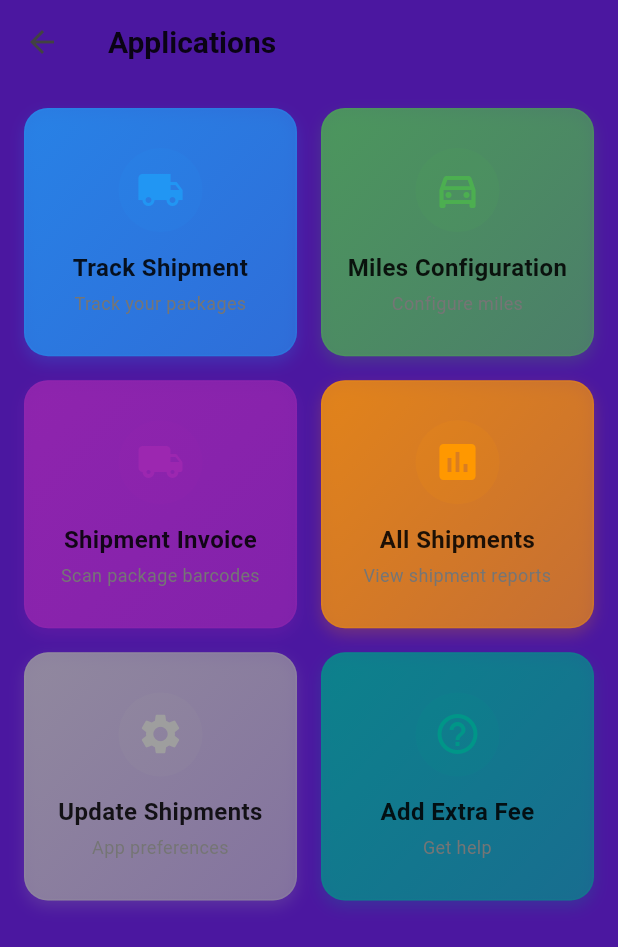
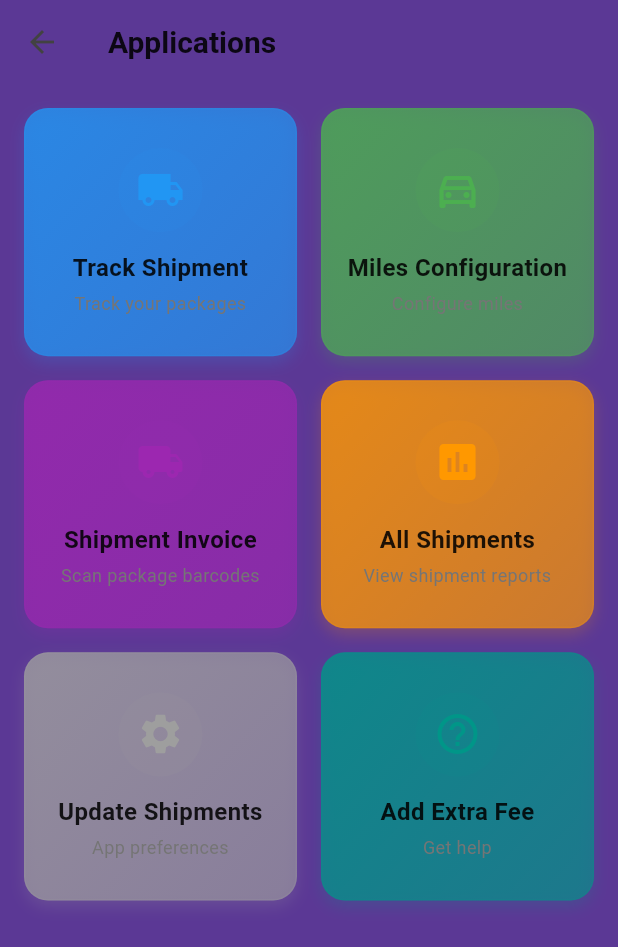
Before and after one commit to AbdulsemedM/Courier-App, a Flutter app: the ApplicationsScreen screen opened directly, on a phone screen of 412 x 824 dp. Shown: the top 947 px of the screen. Run offline on Flutter 3.47's test engine with Material 3 defaults, Android fonts, the phone set to English and light mode, and no system bars; our stand-ins replace bottom_navy_bar, flutter_bloc, flutter_secure_storage, lottie, permission_handler, shared_preferences and 1 more; missing offline and left inert: mobile_scanner; accounts and stored records are empty.

Commit message:
color change

```diff
--- a/lib/features/applications/presentation/screens/applications_screen.dart
+++ b/lib/features/applications/presentation/screens/applications_screen.dart
@@ -19,9 +19,8 @@ class ApplicationsScreen extends StatelessWidget {
     final isDarkMode = themeProvider.isDarkMode;
 
     return Scaffold(
-      backgroundColor: isDarkMode
-          ? const Color.fromARGB(255, 75, 23, 160)
-          : const Color.fromARGB(255, 75, 23, 160),
+      backgroundColor:
+          isDarkMode ? const Color(0xFF5b3895) : const Color(0xFF5b3895),
       appBar: AppBar(
         elevation: 0,
         backgroundColor: Colors.transparent,
--- a/lib/features/home_screen/presentation/screen/home_screen.dart
+++ b/lib/features/home_screen/presentation/screen/home_screen.dart
@@ -43,7 +43,7 @@ class _HomeScreenState extends State<HomeScreen> {
           elevation: 0,
           backgroundColor: isDarkMode
               ? const Color.fromARGB(255, 91, 19, 207)
-              : const Color.fromARGB(255, 91, 19, 207),
+              : const Color(0xFF5b3895),
           title: Text(
             'Courier App',
             style: TextStyle(
--- a/lib/features/settings_screen/presentation/widgets/settings_widget.dart
+++ b/lib/features/settings_screen/presentation/widgets/settings_widget.dart
@@ -31,7 +31,7 @@ class SettingsWidgets {
         return Container(
           margin: const EdgeInsets.symmetric(horizontal: 16, vertical: 8),
           decoration: BoxDecoration(
-            color:const Color.fromARGB(255, 86, 2, 221),
+            color:const Color.fromARGB(255, 83, 11, 199),
             borderRadius: BorderRadius.circular(16),
             boxShadow: [
               BoxShadow(
```
